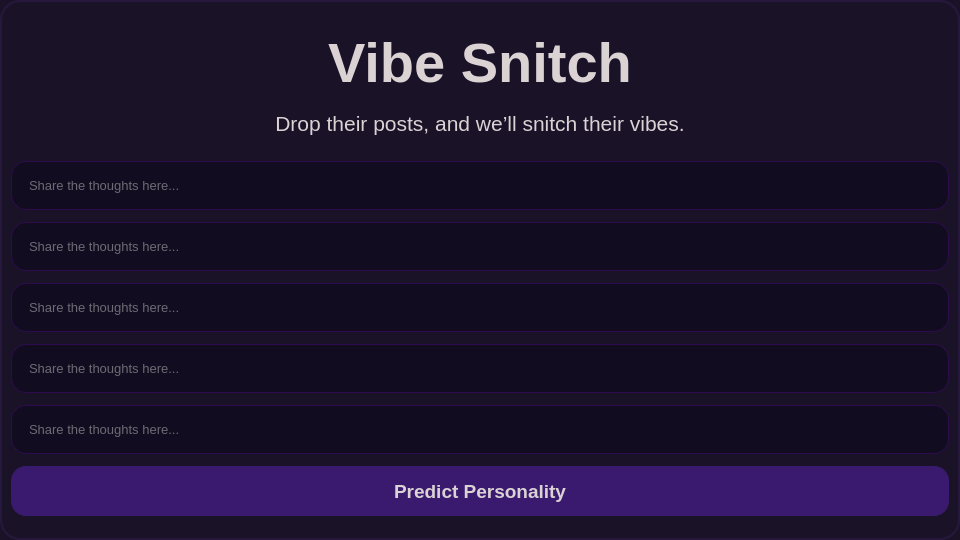
Above: gui/InputWindow.ui from Ersatz-xD/VibeSnitch-AI before the change. Below: the same form after it.
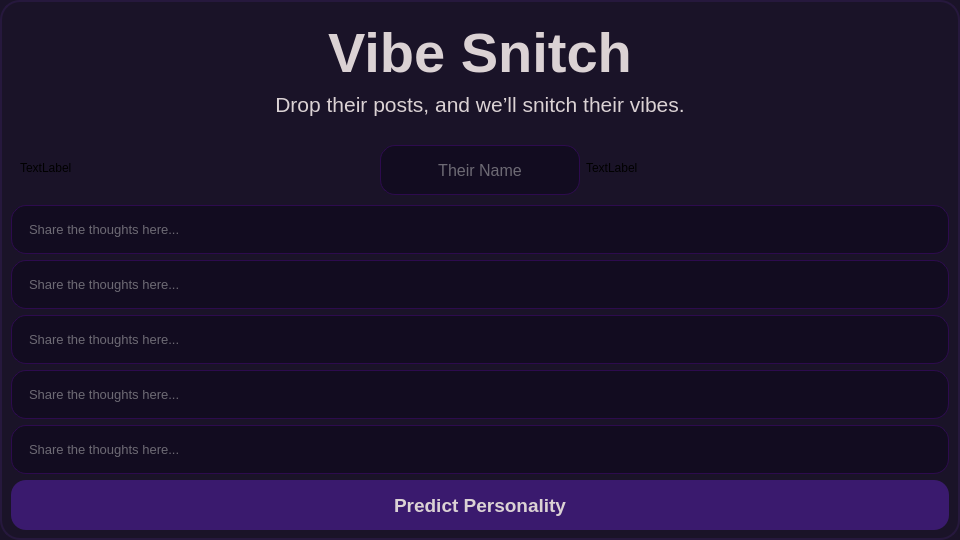
That is the form after the change.

What changed in the file:
```diff
--- a/gui/InputWindow.ui
+++ b/gui/InputWindow.ui
@@ -145,6 +145,74 @@
       </property>
      </widget>
     </item>
+    <item>
+     <widget class="QWidget" name="widget" native="true">
+      <property name="styleSheet">
+       <string notr="true">background: transparent;</string>
+      </property>
+      <layout class="QHBoxLayout" name="horizontalLayout">
+       <item>
+        <widget class="QLabel" name="label">
+         <property name="text">
+          <string>TextLabel</string>
+         </property>
+        </widget>
+       </item>
+       <item>
+        <widget class="QLineEdit" name="txtName">
+         <property name="enabled">
+          <bool>true</bool>
+         </property>
+         <property name="minimumSize">
+          <size>
+           <width>200</width>
+           <height>50</height>
+          </size>
+         </property>
+         <property name="maximumSize">
+          <size>
+           <width>200</width>
+           <height>50</height>
+          </size>
+         </property>
+         <property name="font">
+          <font>
+           <family>Segoe UI</family>
+           <pointsize>12</pointsize>
+          </font>
+         </property>
+         <property name="mouseTracking">
+          <bool>true</bool>
+         </property>
+         <property name="tabletTracking">
+          <bool>false</bool>
+         </property>
+         <property name="styleSheet">
+          <string notr="true">background-color: #120c20;
+color:#C8C8C8;
+border: 1px solid #2D0B4E;
+border-radius: 15px;
+padding: 3px 15px;
+</string>
+         </property>
+         <property name="alignment">
+          <set>Qt::AlignCenter</set>
+         </property>
+         <property name="placeholderText">
+          <string>Their Name</string>
+         </property>
+        </widget>
+       </item>
+       <item>
+        <widget class="QLabel" name="label_2">
+         <property name="text">
+          <string>TextLabel</string>
+         </property>
+        </widget>
+       </item>
+      </layout>
+     </widget>
+    </item>
     <item>
      <widget class="QLineEdit" name="txtPost01">
       <property name="font">
```
